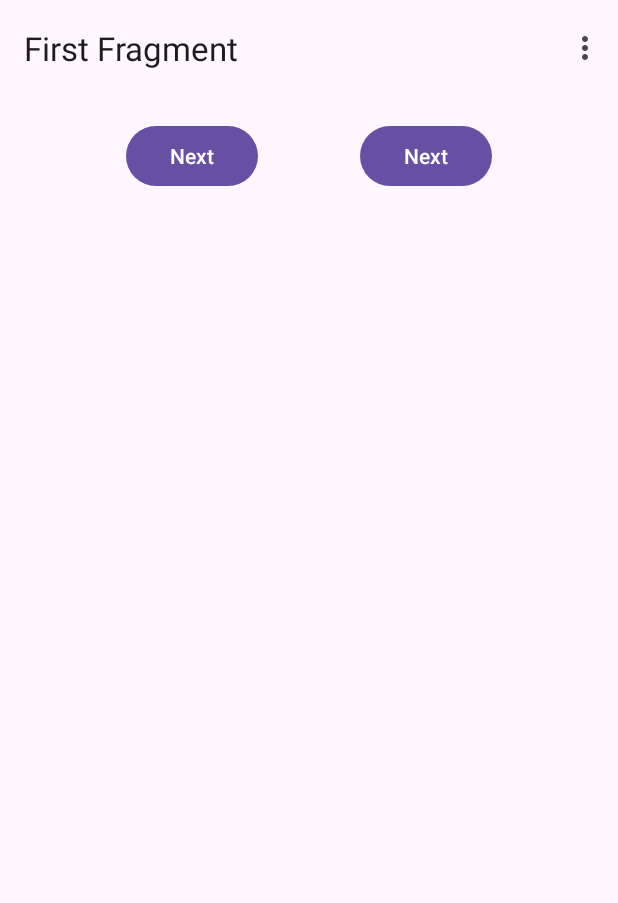
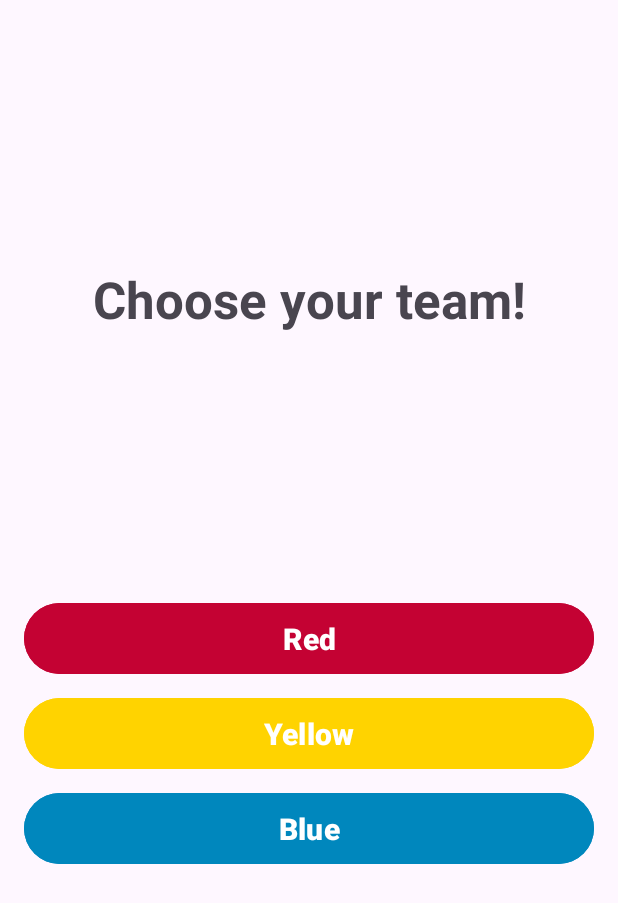
Before and after one commit to ZeroWatermelons/PaintTheTown, an Android app: the screen it shows after launch (MainActivity), on a phone screen of 412 x 824 dp. Shown: the top 903 px of the screen. Run offline under Robolectric (Android 15) with nearby library versions, the phone set to English and light mode, and no system bars; our stand-ins replace navigation-ui; libraries missing offline, so code that uses them is left out: com.mapbox.maps.

Commit message:
Improve UI

```diff
--- a/app/app/src/main/java/de/zerowatermelons/paintthetown/FirstFragment.kt
+++ b/app/app/src/main/java/de/zerowatermelons/paintthetown/FirstFragment.kt
@@ -4,10 +4,14 @@ import android.os.Bundle
 import androidx.fragment.app.Fragment
 import android.view.LayoutInflater
 import android.view.View
+import android.view.View.OnClickListener
 import android.view.ViewGroup
 import androidx.navigation.fragment.findNavController
 import de.zerowatermelons.paintthetown.databinding.FragmentFirstBinding
 
+enum class Team: java.io.Serializable {
+    RED, YELLOW,BLUE
+}
 /**
  * A simple [Fragment] subclass as the default destination in the navigation.
  */
@@ -32,11 +36,16 @@ class FirstFragment : Fragment() {
     override fun onViewCreated(view: View, savedInstanceState: Bundle?) {
         super.onViewCreated(view, savedInstanceState)
 
-        binding.buttonFirst.setOnClickListener {
-            findNavController().navigate(R.id.action_FirstFragment_to_SecondFragment)
-        }
-        binding.buttonSecond.setOnClickListener{
-            findNavController().navigate(R.id.action_FirstFragment_to_fragment_ar)
+        binding.buttonRed.setOnClickListener(newTeamSelecktOnClickListener(Team.RED))
+        binding.buttonYellow.setOnClickListener(newTeamSelecktOnClickListener(Team.YELLOW))
+        binding.buttonBlue.setOnClickListener(newTeamSelecktOnClickListener(Team.BLUE))
+    }
+
+    private fun newTeamSelecktOnClickListener(color: Team) : OnClickListener{
+        return OnClickListener {
+            findNavController().navigate(R.id.action_FirstFragment_to_SecondFragment, Bundle().apply {
+                putSerializable("selectedTeam", color)
+            })
         }
     }
 
--- a/app/app/src/main/java/de/zerowatermelons/paintthetown/MainActivity.kt
+++ b/app/app/src/main/java/de/zerowatermelons/paintthetown/MainActivity.kt
@@ -37,11 +37,11 @@ class MainActivity : AppCompatActivity() {
         binding = ActivityMainBinding.inflate(layoutInflater)
         setContentView(binding.root)
 
-        setSupportActionBar(binding.toolbar)
+//        setSupportActionBar(binding.toolbar)
 
         val navController = findNavController(R.id.nav_host_fragment_content_main)
-        appBarConfiguration = AppBarConfiguration(navController.graph)
-        setupActionBarWithNavController(navController, appBarConfiguration)
+        //appBarConfiguration = AppBarConfiguration(navController.graph)
+        //setupActionBarWithNavController(navController, appBarConfiguration)
 
     }
 
@@ -54,21 +54,7 @@ class MainActivity : AppCompatActivity() {
         super.onRequestPermissionsResult(requestCode, permissions, grantResults)
     }
 
-    override fun onCreateOptionsMenu(menu: Menu): Boolean {
-        // Inflate the menu; this adds items to the action bar if it is present.
-        menuInflater.inflate(R.menu.menu_main, menu)
-        return true
-    }
 
-    override fun onOptionsItemSelected(item: MenuItem): Boolean {
-        // Handle action bar item clicks here. The action bar will
-        // automatically handle clicks on the Home/Up button, so long
-        // as you specify a parent activity in AndroidManifest.xml.
-        return when (item.itemId) {
-            R.id.action_settings -> true
-            else -> super.onOptionsItemSelected(item)
-        }
-    }
 
     override fun onSupportNavigateUp(): Boolean {
         val navController = findNavController(R.id.nav_host_fragment_content_main)
--- a/app/app/src/main/java/de/zerowatermelons/paintthetown/SecondFragment.kt
+++ b/app/app/src/main/java/de/zerowatermelons/paintthetown/SecondFragment.kt
@@ -5,13 +5,12 @@ import android.os.AsyncTask
 import android.os.Bundle
 import android.os.Handler
 import android.os.Looper
-import android.view.LayoutInflater
-import android.view.View
-import android.view.ViewGroup
+import android.view.*
 import android.widget.Toast
 import androidx.appcompat.content.res.AppCompatResources
 import androidx.fragment.app.Fragment
 import androidx.navigation.fragment.findNavController
+import com.google.android.material.appbar.MaterialToolbar
 import com.google.android.material.floatingactionbutton.FloatingActionButton
 import com.google.gson.JsonObject
 import com.mapbox.android.gestures.MoveGestureDetector
@@ -62,6 +61,7 @@ class SecondFragment : Fragment() {
     private lateinit var fab: FloatingActionButton
     private lateinit var voronoiManager: VoronoiManager
     private lateinit var apiAccess: IApiAccess
+    private lateinit var team: Team
 
     private var trackPosition: Boolean = true
     private var point: Point? = null
@@ -128,6 +128,10 @@ class SecondFragment : Fragment() {
         Unit
     }
 
+    override fun onCreate(savedInstanceState: Bundle?) {
+        super.onCreate(savedInstanceState)
+        setHasOptionsMenu(false)
+    }
 
     override fun onCreateView(
         inflater: LayoutInflater, container: ViewGroup?,
@@ -141,6 +145,15 @@ class SecondFragment : Fragment() {
 
     override fun onViewCreated(view: View, savedInstanceState: Bundle?) {
         super.onViewCreated(view, savedInstanceState)
+        team = arguments?.getSerializable("selectedTeam") as Team
+        val toolbar = view.findViewById<MaterialToolbar>(R.id.toolbar)
+        val teamName = when(team){
+            Team.RED -> "Red"
+            Team.YELLOW -> "Yellow"
+            Team.BLUE -> "Blue"
+        }
+        toolbar.title = "You are in team $teamName!"
+        (requireActivity() as MainActivity).setSupportActionBar(toolbar)
         fab = view.findViewById(R.id.fab)
         fab.hide()
         fab.setOnClickListener {
@@ -223,6 +236,7 @@ class SecondFragment : Fragment() {
         super.onDestroyView()
         _binding = null
     }
+
 
     private fun reenableCameraTracking() {
         mapView.location.addOnIndicatorPositionChangedListener(onIndicatorPositionChangedListener)
--- a/app/app/src/main/res/layout/activity_main.xml
+++ b/app/app/src/main/res/layout/activity_main.xml
@@ -1,5 +1,5 @@
 <?xml version="1.0" encoding="utf-8"?>
-<androidx.coordinatorlayout.widget.CoordinatorLayout xmlns:android="http://schemas.android.com/apk/res/android"
+<FrameLayout xmlns:android="http://schemas.android.com/apk/res/android"
     xmlns:app="http://schemas.android.com/apk/res-auto"
     xmlns:tools="http://schemas.android.com/tools"
     android:layout_width="match_parent"
@@ -7,19 +7,19 @@
     android:fitsSystemWindows="true"
     tools:context=".MainActivity">
 
-    <com.google.android.material.appbar.AppBarLayout
-        android:layout_width="match_parent"
-        android:layout_height="wrap_content"
-        android:fitsSystemWindows="true">
+    <!--    <com.google.android.material.appbar.AppBarLayout-->
+    <!--        android:layout_width="match_parent"-->
+    <!--        android:layout_height="wrap_content"-->
+    <!--        android:fitsSystemWindows="true">-->
 
-        <com.google.android.material.appbar.MaterialToolbar
-            android:id="@+id/toolbar"
-            android:layout_width="match_parent"
-            android:layout_height="?attr/actionBarSize" />
+    <!--&lt;!&ndash;        <com.google.android.material.appbar.MaterialToolbar&ndash;&gt;-->
+    <!--&lt;!&ndash;            android:id="@+id/toolbar"&ndash;&gt;-->
+    <!--&lt;!&ndash;            android:layout_width="match_parent"&ndash;&gt;-->
+    <!--&lt;!&ndash;            android:layout_height="?attr/actionBarSize" />&ndash;&gt;-->
 
-    </com.google.android.material.appbar.AppBarLayout>
+    <!--    </com.google.android.material.appbar.AppBarLayout>-->
 
     <include layout="@layout/content_main" />
 
 
-</androidx.coordinatorlayout.widget.CoordinatorLayout>
+</FrameLayout>
--- a/app/app/src/main/res/layout/fragment_first.xml
+++ b/app/app/src/main/res/layout/fragment_first.xml
@@ -1,33 +1,84 @@
 <?xml version="1.0" encoding="utf-8"?>
-<androidx.core.widget.NestedScrollView xmlns:android="http://schemas.android.com/apk/res/android"
+<androidx.constraintlayout.widget.ConstraintLayout xmlns:android="http://schemas.android.com/apk/res/android"
     xmlns:app="http://schemas.android.com/apk/res-auto"
     xmlns:tools="http://schemas.android.com/tools"
     android:layout_width="match_parent"
     android:layout_height="match_parent"
     tools:context=".FirstFragment">
 
-    <androidx.constraintlayout.widget.ConstraintLayout
-        android:layout_width="match_parent"
-        android:layout_height="match_parent"
-        android:padding="16dp">
 
-        <Button
-            android:id="@+id/button_first"
-            android:layout_width="wrap_content"
-            android:layout_height="wrap_content"
-            android:text="@string/next"
-            app:layout_constraintEnd_toStartOf="@id/button_second"
-            app:layout_constraintStart_toStartOf="parent"
-            app:layout_constraintTop_toTopOf="parent" />
+    <Button
+        android:id="@+id/button_red"
+        android:layout_width="0dp"
+        android:layout_height="wrap_content"
+        android:layout_marginStart="16dp"
+        android:layout_marginEnd="16dp"
+        android:layout_marginBottom="4dp"
+        android:backgroundTint="@color/red_adaptive"
+        android:paddingTop="10dp"
+        android:paddingBottom="10dp"
+        android:text="Red"
+        android:textColor="@color/teamselectbutton_textcolor"
+        android:textSize="20sp"
+        android:textStyle="bold"
+        app:layout_constraintBottom_toTopOf="@+id/button_yellow"
+        app:layout_constraintEnd_toEndOf="parent"
+        app:layout_constraintStart_toStartOf="parent"
+        app:layout_constraintTop_toTopOf="parent"
+        app:layout_constraintVertical_bias="0.62"
+        app:layout_constraintVertical_chainStyle="packed" />
 
-        <Button
-            android:id="@+id/button_second"
-            android:layout_width="wrap_content"
-            android:layout_height="wrap_content"
-            android:text="@string/next"
-            app:layout_constraintEnd_toEndOf="parent"
-            app:layout_constraintStart_toEndOf="@id/button_first"
-            app:layout_constraintTop_toTopOf="parent" />
+    <Button
+        android:id="@+id/button_blue"
+        android:layout_width="0dp"
+        android:layout_height="wrap_content"
+        android:layout_marginStart="16dp"
+        android:layout_marginTop="4dp"
+        android:layout_marginEnd="16dp"
+        android:backgroundTint="@color/blue_adaptive"
+        android:paddingTop="10dp"
+        android:paddingBottom="10dp"
+        android:text="Blue"
+        android:textColor="@color/teamselectbutton_textcolor"
+        android:textSize="20sp"
+        android:textStyle="bold"
+        app:layout_constraintBottom_toBottomOf="parent"
+        app:layout_constraintEnd_toEndOf="parent"
+        app:layout_constraintStart_toStartOf="parent"
+        app:layout_constraintTop_toBottomOf="@+id/button_yellow"
+        app:layout_constraintVertical_bias="0.5" />
 
-    </androidx.constraintlayout.widget.ConstraintLayout>
-</androidx.core.widget.NestedScrollView>
+    <Button
+        android:id="@+id/button_yellow"
+        android:layout_width="0dp"
+        android:layout_height="wrap_content"
+        android:layout_marginStart="16dp"
+        android:layout_marginTop="4dp"
+        android:layout_marginEnd="16dp"
+        android:layout_marginBottom="4dp"
+        android:backgroundTint="@color/yellow_adaptive"
+        android:paddingTop="10dp"
+        android:paddingBottom="10dp"
+        android:text="Yellow"
+        android:textColor="@color/teamselectbutton_textcolor"
+        android:textSize="20sp"
+        android:textStyle="bold"
+        app:layout_constraintBottom_toTopOf="@+id/button_blue"
+        app:layout_constraintEnd_toEndOf="parent"
+        app:layout_constraintStart_toStartOf="parent"
+        app:layout_constraintTop_toBottomOf="@+id/button_red"
+        app:layout_constraintVertical_bias="0.5" />
+
+    <TextView
+        android:id="@+id/textView"
+        android:layout_width="wrap_content"
+        android:layout_height="wrap_content"
+        android:text="Choose your team!"
+        android:textSize="34sp"
+        android:textStyle="bold"
+        app:layout_constraintBottom_toTopOf="@+id/button_red"
+        app:layout_constraintEnd_toEndOf="parent"
+        app:layout_constraintStart_toStartOf="parent"
+        app:layout_constraintTop_toTopOf="parent" />
+
+</androidx.constraintlayout.widget.ConstraintLayout>
--- a/app/app/src/main/res/layout/fragment_second.xml
+++ b/app/app/src/main/res/layout/fragment_second.xml
@@ -1,11 +1,18 @@
 <?xml version="1.0" encoding="utf-8"?>
-<FrameLayout xmlns:android="http://schemas.android.com/apk/res/android"
+<LinearLayout xmlns:android="http://schemas.android.com/apk/res/android"
     xmlns:app="http://schemas.android.com/apk/res-auto"
     xmlns:tools="http://schemas.android.com/tools"
     android:layout_width="match_parent"
     android:layout_height="match_parent"
+    android:fitsSystemWindows="true"
+    android:orientation="vertical"
+    tools:context=".SecondFragment">
 
-    tools:context=".SecondFragment">
+
+    <com.google.android.material.appbar.MaterialToolbar
+        android:id="@+id/toolbar"
+        android:layout_width="match_parent"
+        android:layout_height="?attr/actionBarSize" />
 
     <androidx.constraintlayout.widget.ConstraintLayout
         android:layout_width="match_parent"
@@ -33,4 +40,5 @@
         android:layout_marginBottom="32dp"
         android:src="@drawable/target_location"
         tools:ignore="ContentDescription" />
-</FrameLayout>
+
+</LinearLayout>
--- a/app/app/src/main/res/menu/menu_main.xml
+++ /dev/null
@@ -1,10 +0,0 @@
-<menu xmlns:android="http://schemas.android.com/apk/res/android"
-    xmlns:app="http://schemas.android.com/apk/res-auto"
-    xmlns:tools="http://schemas.android.com/tools"
-    tools:context="de.zerowatermelons.paintthetown.MainActivity">
-    <item
-        android:id="@+id/action_settings"
-        android:orderInCategory="100"
-        android:title="@string/action_settings"
-        app:showAsAction="never" />
-</menu>
--- /dev/null
+++ b/app/app/src/main/res/values-night/colors.xml
@@ -0,0 +1,7 @@
+<?xml version="1.0" encoding="utf-8"?>
+<resources>
+    <color name="red_adaptive">#D8233F</color>
+    <color name="blue_adaptive">#15A8E3</color>
+    <color name="yellow_adaptive">#E8C624</color>
+    <color name="teamselectbutton_textcolor">#000000</color>
+</resources>
--- a/app/app/src/main/res/values/colors.xml
+++ b/app/app/src/main/res/values/colors.xml
@@ -2,4 +2,8 @@
 <resources>
     <color name="black">#FF000000</color>
     <color name="white">#FFFFFFFF</color>
+    <color name="red_adaptive">#C40233</color>
+    <color name="blue_adaptive">#0087BD</color>
+    <color name="yellow_adaptive">#FFD300</color>
+    <color name="teamselectbutton_textcolor">#FFFFFF</color>
 </resources>
```
